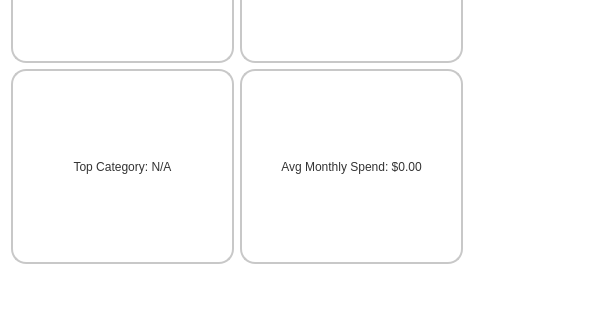
The window that frontend/ReceiptVault/DashboardPage.ui (IsaiahIruoha/receiptvault) describes before a commit, drawn with Qt 5; both pictures show x 0 to 612 and y 212 to 532 of the 889 by 532 pixel window.
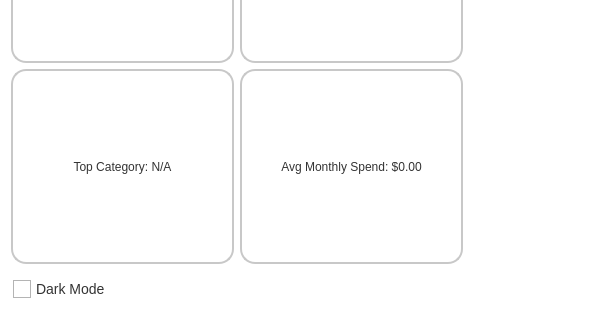
The same window after the commit. Custom widgets are drawn as their Qt base class.

Commit message: added darkmode button to dashboard

What changed in the file:
```diff
--- a/frontend/ReceiptVault/DashboardPage.ui
+++ b/frontend/ReceiptVault/DashboardPage.ui
@@ -248,6 +248,48 @@
      </item>
     </layout>
    </item>
+   <item row="4" column="0">
+    <widget class="QCheckBox" name="checkbox_DarkMode">
+     <property name="styleSheet">
+      <string notr="true">
+    QCheckBox {
+        spacing: 5px;
+        font-size: 14px;
+        color: #333333;
+        padding: 2px;
+    }
+
+    QCheckBox::indicator {
+        width: 16px;
+        height: 16px;
+    }
+
+    QCheckBox::indicator:unchecked {
+        border: 1px solid #b4b4b4;
+        background-color: #ffffff;
+    }
+
+    QCheckBox::indicator:checked {
+        border: 1px solid #2a82da;
+        background-color: #2a82da;
+    }
+
+    QCheckBox::indicator:unchecked:hover {
+        border: 1px solid #888888;
+        background-color: #f2f2f2;
+    }
+
+    QCheckBox::indicator:checked:hover {
+        border: 1px solid #1a5fb4;
+        background-color: #1a5fb4;
+    }
+</string>
+     </property>
+     <property name="text">
+      <string>Dark Mode</string>
+     </property>
+    </widget>
+   </item>
   </layout>
  </widget>
  <customwidgets>
```
The commit also changes 4 other files.
